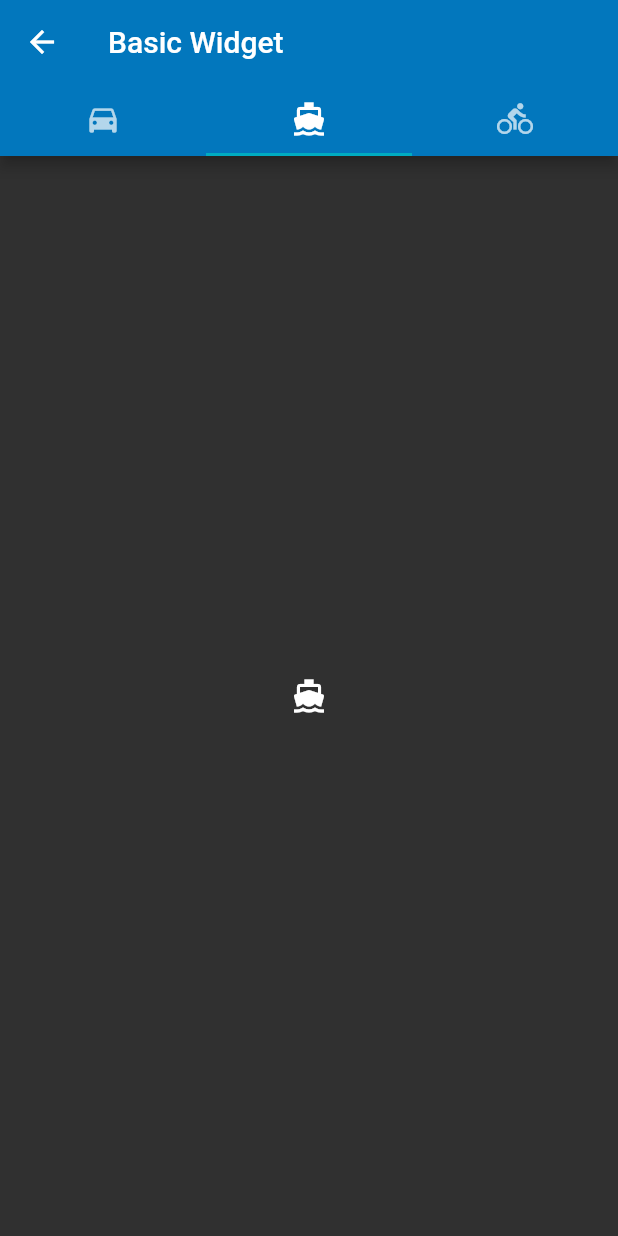
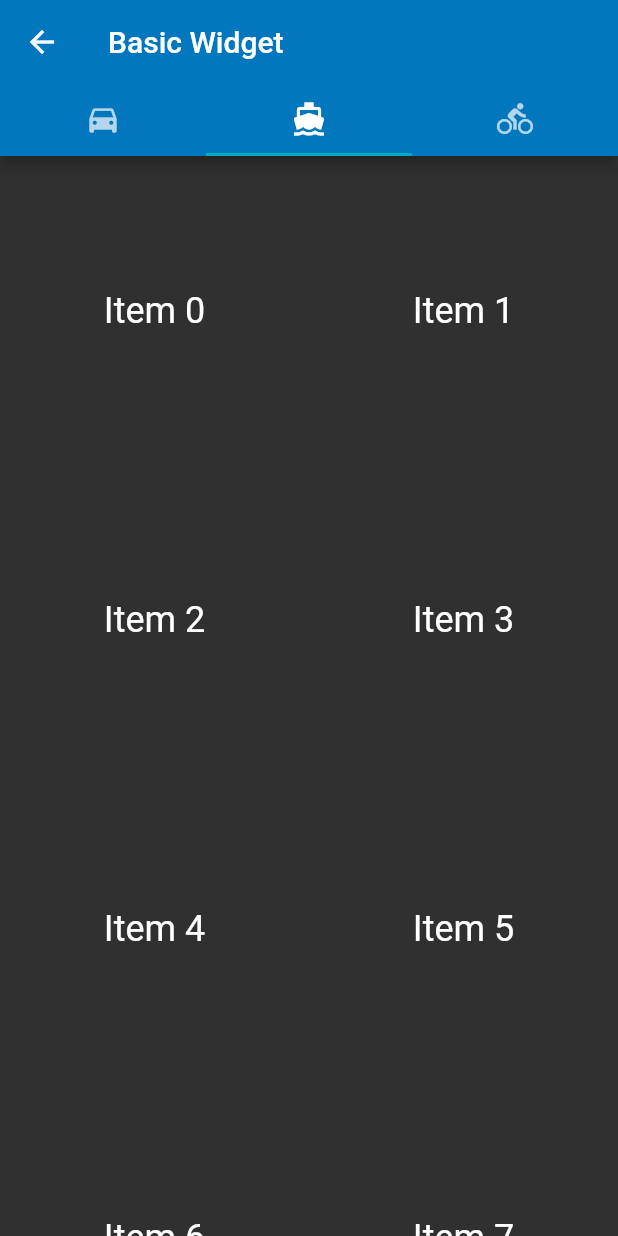
Before and after one commit to JDNew/MyFlutterTest, a Flutter app: the BasicWidget screen opened directly, tab 2 chosen, on a phone screen of 412 x 824 dp. Run offline on Flutter 3.47's test engine with Material 2 defaults, Android fonts, the phone set to English and light mode, and no system bars.

Commit message:
根据手机方向调整GridView的列数

```diff
--- a/lib/basic_widget.dart
+++ b/lib/basic_widget.dart
@@ -3,18 +3,26 @@ import 'package:flutter/material.dart';
 class BasicWidget extends StatelessWidget {
   @override
   Widget build(BuildContext context) {
-  return new DefaultTabController(length: 3, child: new Scaffold(
+    return new DefaultTabController(
+        length: 3,
+        child: new Scaffold(
           appBar: new AppBar(
             bottom: new TabBar(tabs: [
-        new Tab(icon: new Icon(Icons.directions_car),),
-        new Tab(icon: new Icon(Icons.directions_boat),),
-        new Tab(icon: new Icon(Icons.directions_bike),)
+              new Tab(
+                icon: new Icon(Icons.directions_car),
+              ),
+              new Tab(
+                icon: new Icon(Icons.directions_boat),
+              ),
+              new Tab(
+                icon: new Icon(Icons.directions_bike),
+              )
             ]),
             title: new Text("Basic Widget"),
           ),
           body: new TabBarView(children: [
             new BasicColumnWidget(),
-      new Icon(Icons.directions_boat),
+            new OrientationList(),
             new Icon(Icons.directions_bike)
           ]),
         ));
@@ -41,3 +49,25 @@ class BasicColumnWidget extends StatelessWidget {
     );
   }
 }
+
+///
+/// 根据手机方向调整GridView的列数
+class OrientationList extends StatelessWidget {
+  @override
+  Widget build(BuildContext context) {
+    // TODO: implement build
+    return new OrientationBuilder(builder: (context, orientation) {
+      return new GridView.count(
+        crossAxisCount: orientation == Orientation.portrait ? 2 : 3,
+        children: new List.generate(100, (index) {
+          return new Center(
+            child: new Text(
+              "Item $index",
+              style: Theme.of(context).textTheme.headline,
+            ),
+          );
+        }),
+      );
+    });
+  }
+}
```
Lines whose indentation alone changed are shown as unchanged.
